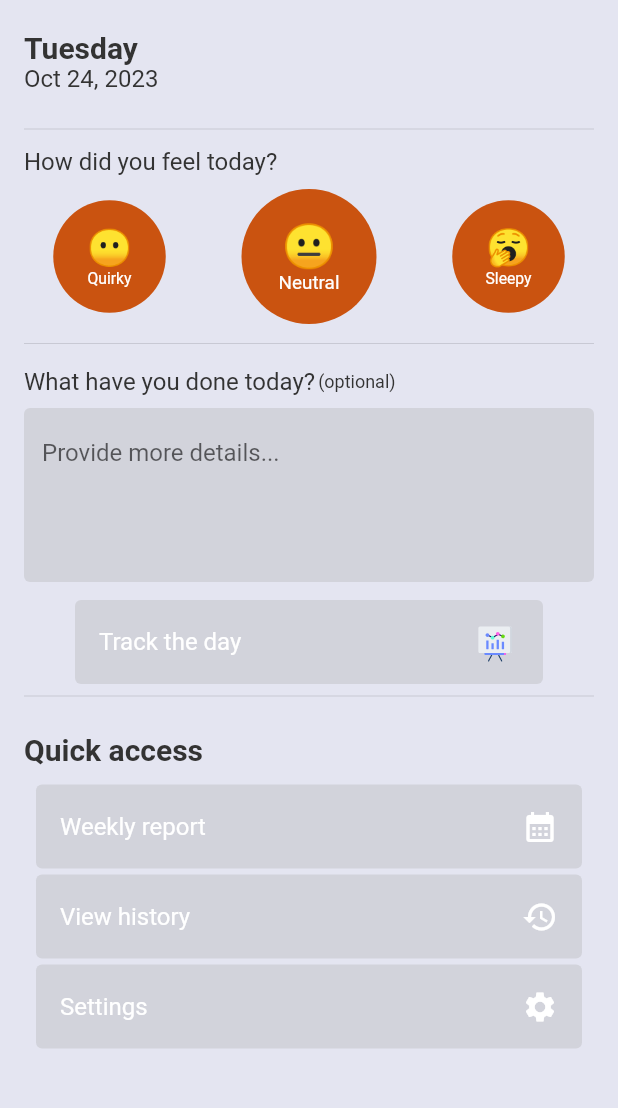
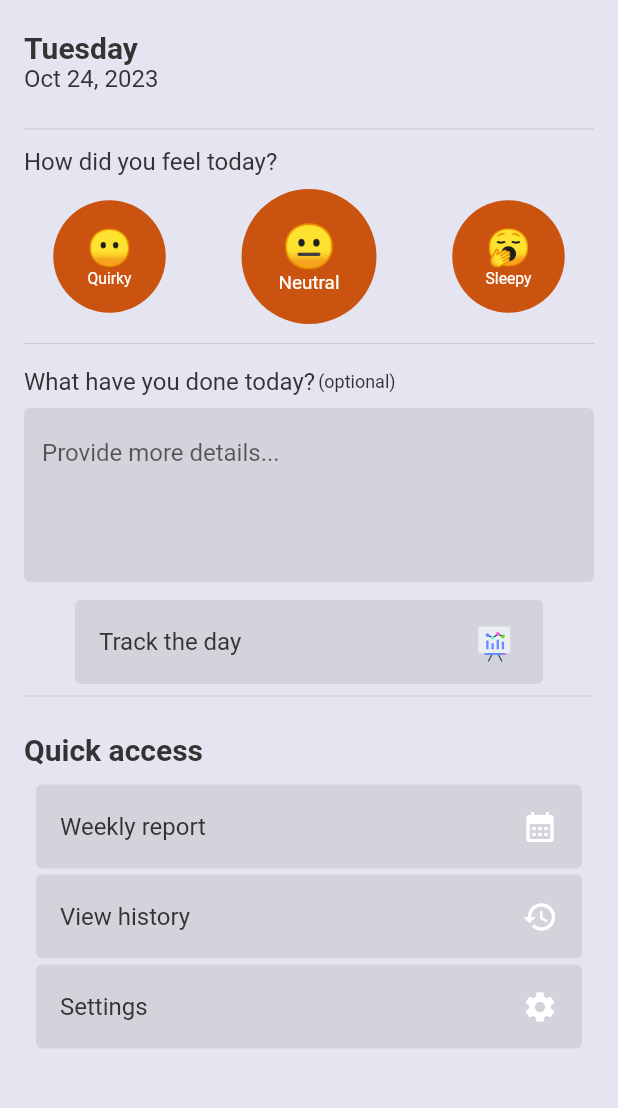
Before and after one commit to sauciucrazvan/mindwaves, a Flutter app: the screen it shows after launch, on a phone screen of 412 x 824 dp, the part 66-1174 px from its top. Run offline on Flutter 3.47's test engine with Material 2 defaults, Android fonts, the phone set to English and light mode, and no system bars; our stand-ins replace flutter_local_notifications, hive, hive_flutter, lottie, timezone; missing offline and left inert: encrypt, graphic; accounts and stored records are empty.

Commit message:
Fixed the colors on the light theme

```diff
--- a/lib/frontend/widgets/buttons/long_button.dart
+++ b/lib/frontend/widgets/buttons/long_button.dart
@@ -19,10 +19,7 @@ class LongButton extends StatelessWidget {
     return ListTile(
       title: Text(
         title,
-        style: const TextStyle(
-          color: Colors.white,
-          fontSize: 16,
-        ),
+        style: Theme.of(context).textTheme.bodyMedium,
       ),
       trailing: trailing,
       onTap: () => onTap!(),
```
